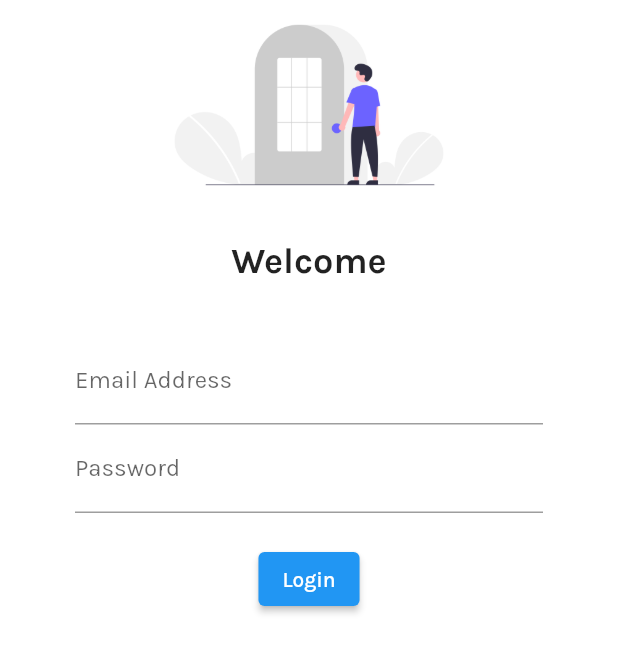
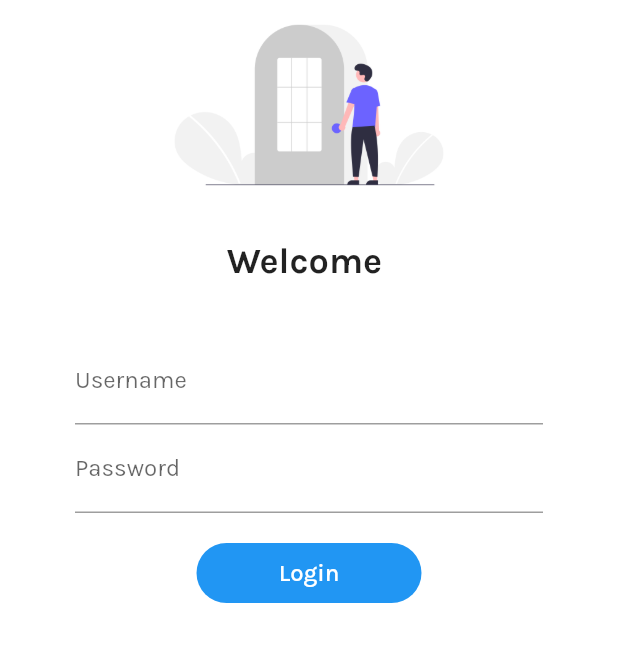
Before and after one commit to idaudk/flutter_project, a Flutter app: the screen it shows after launch, on a phone screen of 412 x 824 dp. Shown: the top 653 px of the screen. Run offline on Flutter 3.47's test engine with Material 2 defaults, Android fonts, the phone set to English and light mode, and no system bars; our stand-ins replace google_fonts.

Commit message:
day6 completed

```diff
--- a/lib/main.dart
+++ b/lib/main.dart
@@ -1,5 +1,7 @@
 import 'package:flutter/material.dart';
+import 'package:flutter_course_app/pages/home_page.dart';
 import 'package:flutter_course_app/pages/login_page.dart';
+import 'package:flutter_course_app/utlis/routes.dart';
 import 'package:google_fonts/google_fonts.dart';
 
 void main() {
@@ -23,10 +25,11 @@ class MyApp extends StatelessWidget {
       darkTheme: ThemeData(
         brightness: Brightness.dark,
       ),
-      //initialRoute: "/home",
+      initialRoute: MyRoutes.loginRoute,
       routes: {
-        // "/": (context) => const HomePage(),
         "/": (context) => LoginPage(),
+        MyRoutes.loginRoute: (context) => LoginPage(),
+        MyRoutes.homeRoute: (context) => const HomePage(),
       },
     );
   }
--- a/lib/pages/login_page.dart
+++ b/lib/pages/login_page.dart
@@ -1,11 +1,24 @@
+import 'dart:ui';
+
 import 'package:flutter/material.dart';
+import 'package:flutter/widgets.dart';
+import 'package:flutter_course_app/utlis/routes.dart';
 import 'package:google_fonts/google_fonts.dart';
 
-class LoginPage extends StatelessWidget {
+class LoginPage extends StatefulWidget {
+  @override
+  State<LoginPage> createState() => _LoginPageState();
+}
+
+class _LoginPageState extends State<LoginPage> {
+  String name = "";
+  bool changebutton = false;
+
   @override
   Widget build(BuildContext context) {
     return Material(
         color: Colors.white,
+        child: SingleChildScrollView(
           child: Column(
             children: [
               Image.asset(
@@ -15,9 +28,9 @@ class LoginPage extends StatelessWidget {
               const SizedBox(
                 height: 20.0,
               ),
-            const Text(
-              "Welcome",
-              style: TextStyle(
+              Text(
+                "Welcome $name",
+                style: const TextStyle(
                   fontSize: 24,
                   fontWeight: FontWeight.bold,
                 ),
@@ -26,28 +39,70 @@ class LoginPage extends StatelessWidget {
                 height: 20.0,
               ),
               Padding(
-              padding:
-                  const EdgeInsets.symmetric(vertical: 16.0, horizontal: 50.0),
+                padding: const EdgeInsets.symmetric(
+                    vertical: 16.0, horizontal: 50.0),
                 child: Column(
                   children: [
                     TextFormField(
+                      onChanged: (value) {
+                        name = value;
+                        setState(() {});
+                      },
                       decoration: const InputDecoration(
-                        hintText: "Enter your email address",
-                        labelText: "Email Address"),
+                          hintText: "Enter your username",
+                          labelText: "Username"),
                     ),
                     TextFormField(
                       obscureText: true,
                       decoration: const InputDecoration(
-                        hintText: "Enter your password", labelText: "Password"),
+                          hintText: "Enter your password",
+                          labelText: "Password"),
                     ),
                     const SizedBox(
                       height: 20.0,
                     ),
-                  ElevatedButton(onPressed: () {}, child: const Text("Login"))
+                    InkWell(
+                      onTap: () async {
+                        setState(() {
+                          changebutton = true;
+                        });
+                        await Future.delayed(Duration(seconds: 1));
+                        Navigator.pushNamed(context, MyRoutes.homeRoute);
+                      },
+                      child: AnimatedContainer(
+                        duration: const Duration(seconds: 1),
+                        height: 40,
+                        width: changebutton ? 40 : 150,
+                        alignment: Alignment.center,
+                        decoration: BoxDecoration(
+                            color: Colors.blue,
+                            borderRadius: BorderRadius.circular(100)),
+                        child: changebutton
+                            ? const Icon(
+                                Icons.done,
+                                color: Colors.white,
+                              )
+                            : const Text(
+                                "Login",
+                                style: TextStyle(
+                                    color: Colors.white,
+                                    fontSize: 16,
+                                    fontWeight: FontWeight.w500),
+                              ),
+                      ),
+                    )
+                    // ElevatedButton(
+                    //     onPressed: () {
+                    //       Navigator.pushNamed(context, MyRoutes.homeRoute);
+                    //     },
+                    //     style: TextButton.styleFrom(
+                    //         elevation: 0, minimumSize: const Size(150, 40)),
+                    //     child: const Text("Login"))
                   ],
                 ),
               ),
             ],
+          ),
         ));
   }
 }
--- /dev/null
+++ b/lib/utlis/routes.dart
@@ -0,0 +1,4 @@
+class MyRoutes{
+  static String loginRoute = "/login";
+  static String homeRoute = "/home";
+}
```
Also changed, not shown: pubspec.lock, 1 other file. Lines whose indentation alone changed are shown as unchanged.
